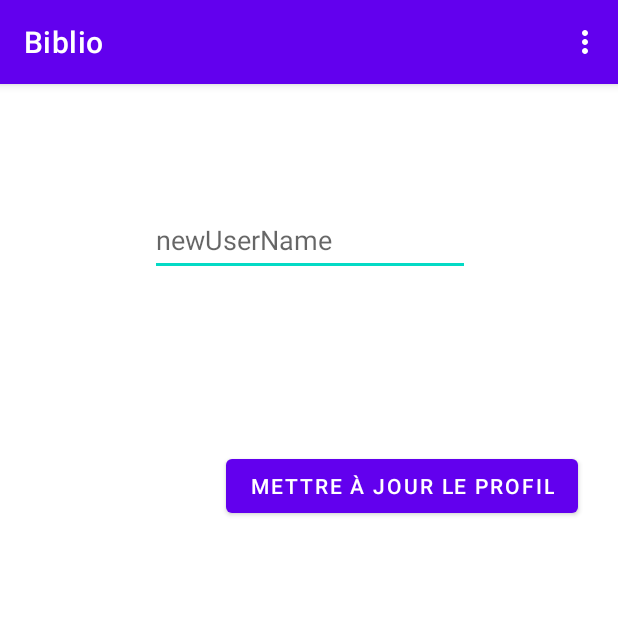
After one commit to Emmy-vandeville/Projet_Android, an Android app: the UpdateProfil screen opened directly, with no data from a screen before it, on a phone screen of 412 x 824 dp, the top half of it. The commit adds this screen. Run offline under Robolectric (Android 15) with nearby library versions, the phone set to English and light mode, and no system bars; our stand-ins replace Firebase (no records; nobody signed in at launch, a user with empty details on screens opened directly).

Commit message:
Ajout de username (une fois le compte crée) + affichage dans la barre d'action

```diff
--- /dev/null
+++ b/Biblio/app/src/main/java/com/example/biblio/UpdateProfil.java
@@ -0,0 +1,66 @@
+package com.example.biblio;
+
+import androidx.annotation.NonNull;
+import androidx.appcompat.app.AppCompatActivity;
+
+import android.content.Intent;
+import android.os.Bundle;
+import android.view.Menu;
+import android.view.MenuItem;
+import android.view.View;
+import android.widget.Button;
+import android.widget.EditText;
+import android.widget.Toast;
+
+import com.google.android.gms.tasks.OnCompleteListener;
+import com.google.android.gms.tasks.Task;
+import com.google.firebase.auth.FirebaseAuth;
+import com.google.firebase.auth.FirebaseUser;
+import com.google.firebase.auth.UserProfileChangeRequest;
+
+public class UpdateProfil extends AppCompatActivity {
+    Button mUpdateBtn;
+    EditText mUserName;
+
+    @Override
+    protected void onCreate(Bundle savedInstanceState) {
+        super.onCreate(savedInstanceState);
+        setContentView(R.layout.activity_update_profil);
+        mUserName = findViewById(R.id.userNameUpdate);
+        mUpdateBtn = findViewById(R.id.buttonUpdate);
+
+        mUpdateBtn.setOnClickListener(new View.OnClickListener() {
+            @Override
+            public void onClick(View view) {
+                String userName = mUserName.getText().toString().trim();
+                FirebaseUser user = FirebaseAuth.getInstance().getCurrentUser();
+                UserProfileChangeRequest profileUpdates = new UserProfileChangeRequest.Builder()
+                        .setDisplayName(userName)
+                        .build();
+                user.updateProfile(profileUpdates)
+                        .addOnCompleteListener(new OnCompleteListener<Void>() {
+                            @Override
+                            public void onComplete(@NonNull Task<Void> task) {
+                                if (task.isSuccessful()) {
+                                    Toast.makeText(UpdateProfil.this, "UserNameRegistered", Toast.LENGTH_SHORT).show();
+                                }
+                            }
+                        });
+            }
+        });
+
+    }
+
+    @Override
+    public boolean onCreateOptionsMenu(Menu menu) {
+        getMenuInflater().inflate(R.menu.update_menu,menu);
+        return true;
+    }
+
+    @Override
+    public boolean onOptionsItemSelected(@NonNull MenuItem item){
+        startActivity(new Intent(getApplicationContext(), MainActivity.class));
+        return super.onOptionsItemSelected(item);
+    }
+
+}
--- a/Biblio/app/src/main/res/layout/activity_main.xml
+++ b/Biblio/app/src/main/res/layout/activity_main.xml
@@ -7,6 +7,7 @@
     tools:context=".MainActivity">
 
     <TextView
+        android:id="@+id/textView7"
         android:layout_width="wrap_content"
         android:layout_height="wrap_content"
         android:text="Hello World!"
--- a/Biblio/app/src/main/res/layout/activity_register.xml
+++ b/Biblio/app/src/main/res/layout/activity_register.xml
@@ -44,7 +44,7 @@
         android:inputType="textEmailAddress"
         android:minHeight="48dp"
         app:layout_constraintEnd_toEndOf="parent"
-        app:layout_constraintHorizontal_bias="0.502"
+        app:layout_constraintHorizontal_bias="0.497"
         app:layout_constraintStart_toStartOf="parent"
         app:layout_constraintTop_toBottomOf="@+id/textView" />
 
--- /dev/null
+++ b/Biblio/app/src/main/res/layout/activity_update_profil.xml
@@ -0,0 +1,33 @@
+<?xml version="1.0" encoding="utf-8"?>
+<androidx.constraintlayout.widget.ConstraintLayout xmlns:android="http://schemas.android.com/apk/res/android"
+    xmlns:app="http://schemas.android.com/apk/res-auto"
+    xmlns:tools="http://schemas.android.com/tools"
+    android:layout_width="match_parent"
+    android:layout_height="match_parent"
+    tools:context=".UpdateProfil">
+
+    <EditText
+        android:id="@+id/userNameUpdate"
+        android:layout_width="wrap_content"
+        android:layout_height="wrap_content"
+        android:layout_marginTop="80dp"
+        android:ems="10"
+        android:hint="newUserName"
+        android:inputType="textPersonName"
+        android:minHeight="48dp"
+        app:layout_constraintEnd_toEndOf="parent"
+        app:layout_constraintHorizontal_bias="0.502"
+        app:layout_constraintStart_toStartOf="parent"
+        app:layout_constraintTop_toTopOf="parent" />
+
+    <Button
+        android:id="@+id/buttonUpdate"
+        android:layout_width="wrap_content"
+        android:layout_height="wrap_content"
+        android:layout_marginTop="116dp"
+        android:text="Mettre à jour le profil"
+        app:layout_constraintEnd_toEndOf="parent"
+        app:layout_constraintHorizontal_bias="0.85"
+        app:layout_constraintStart_toStartOf="parent"
+        app:layout_constraintTop_toBottomOf="@+id/userNameUpdate" />
+</androidx.constraintlayout.widget.ConstraintLayout>
--- a/Biblio/app/src/main/res/menu/main_menu.xml
+++ b/Biblio/app/src/main/res/menu/main_menu.xml
@@ -5,4 +5,8 @@
         android:orderInCategory="100"
         app:showAsAction="never"
         android:title = "logout" />
+    <item android:id="@+id/menu_profil"
+        android:orderInCategory="100"
+        app:showAsAction="never"
+        android:title = "mettre à jour le profil" />
 </menu>
--- /dev/null
+++ b/Biblio/app/src/main/res/menu/update_menu.xml
@@ -0,0 +1,8 @@
+<?xml version="1.0" encoding="utf-8"?>
+<menu xmlns:android="http://schemas.android.com/apk/res/android"
+    xmlns:app="http://schemas.android.com/apk/res-auto">
+    <item android:id="@+id/menu_update"
+        android:orderInCategory="100"
+        app:showAsAction="never"
+        android:title = "home" />
+</menu>
```
Also changed, not shown: Biblio/app/src/main/AndroidManifest.xml (+4 -3 lines), Biblio/app/src/main/java/com/example/biblio/MainActivity.java (+24 -5 lines), Biblio/app/src/main/java/com/example/biblio/Register.java (+8 -1 lines).
